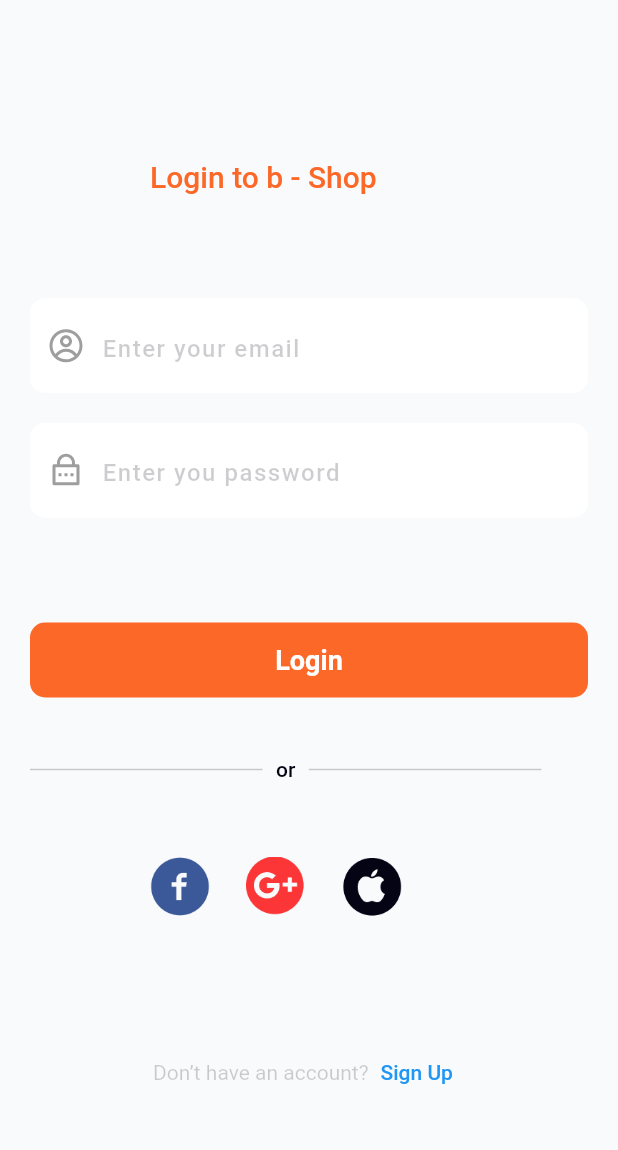
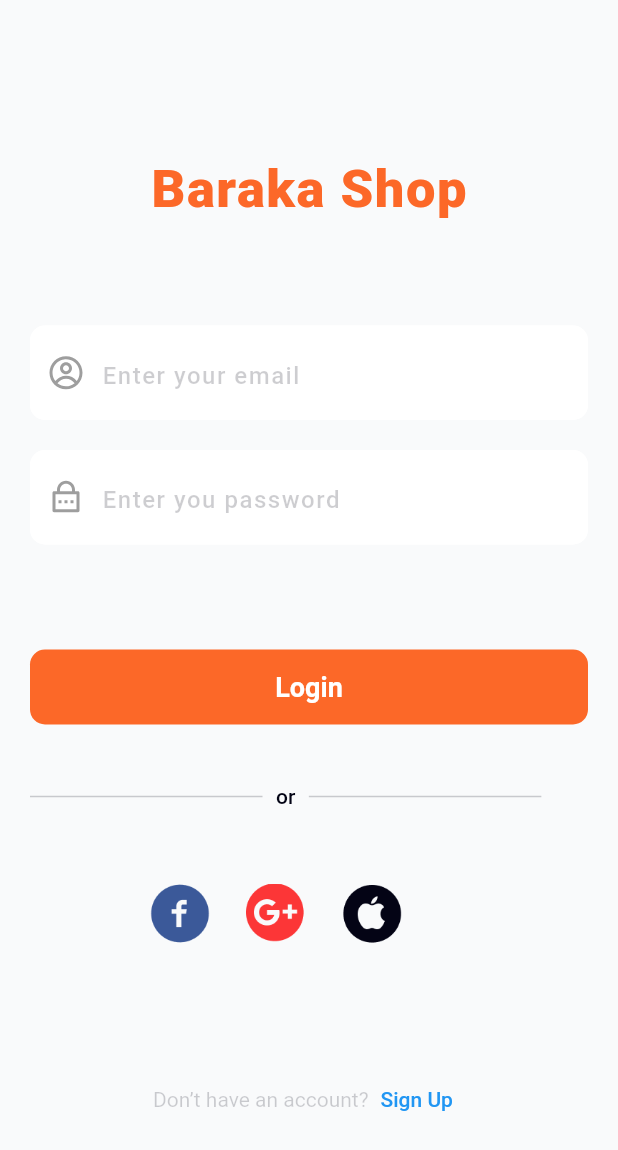
Before and after one commit to AkmaljonMOBILEdev/baraka_shop, a Flutter app: the screen it shows after launch, after a tap on "Login", on a phone screen of 412 x 824 dp. Shown: the top 1150 px of the screen. Run offline on Flutter 3.47's test engine with Material 2 defaults, Android fonts, the phone set to English and light mode, and no system bars; drawn by our look-alikes of zoom_tap_animation; our stand-ins replace firebase_auth, firebase_core, flutter_screenutil, flutter_svg; accounts and stored records are empty; network calls fail; Roboto replaces fonts that are missing (LeagueSpartan); statements that could not run were skipped.

Commit message:
logo name widgetga chiqti

```diff
--- a/lib/ui/auth_screens/login_screen.dart
+++ b/lib/ui/auth_screens/login_screen.dart
@@ -1,5 +1,6 @@
 import 'package:baraka_shop/ui/auth_screens/widget/or_auth_widget.dart';
 import 'package:baraka_shop/ui/auth_screens/widget/other_auth_ways.dart';
+import 'package:baraka_shop/ui/widget/global_logo_name.dart';
 import 'package:baraka_shop/utils/icons.dart';
 import 'package:baraka_shop/utils/sizebox_extension.dart';
 import 'package:flutter/material.dart';
@@ -31,16 +32,7 @@ class _LoginScreenState extends State<LoginScreen> {
         child: ListView(
           children: [
             50.ph,
-            Padding(
-              padding: const EdgeInsets.symmetric(horizontal: 80.0),
-              child: Text(
-                "Login to b - Shop",
-                style: Theme.of(context)
-                    .textTheme
-                    .titleLarge!
-                    .copyWith(color: AppColors.cFC6828),
-              ),
-            ),
+          const  Center(child: GlobalLogoName(),),
             70.ph,
             GlobalTextField(
                 icon: AppIcons.username,
--- a/lib/ui/auth_screens/sign_up_screen.dart
+++ b/lib/ui/auth_screens/sign_up_screen.dart
@@ -1,5 +1,6 @@
 import 'package:baraka_shop/ui/auth_screens/widget/or_auth_widget.dart';
 import 'package:baraka_shop/ui/auth_screens/widget/other_auth_ways.dart';
+import 'package:baraka_shop/ui/widget/global_logo_name.dart';
 import 'package:baraka_shop/utils/icons.dart';
 import 'package:baraka_shop/utils/sizebox_extension.dart';
 import 'package:flutter/material.dart';
@@ -27,16 +28,7 @@ class _SignUpScreenState extends State<SignUpScreen> {
         child: ListView(
           children: [
             50.ph,
-            Padding(
-              padding: const EdgeInsets.symmetric(horizontal: 80.0),
-              child: Text(
-                "Sign up b - Shop",
-                style: Theme.of(context)
-                    .textTheme
-                    .titleLarge!
-                    .copyWith(color: AppColors.cFC6828),
-              ),
-            ),
+          const  Center(child: GlobalLogoName(),),
             70.ph,
             GlobalTextField(
               icon: AppIcons.username,
```
